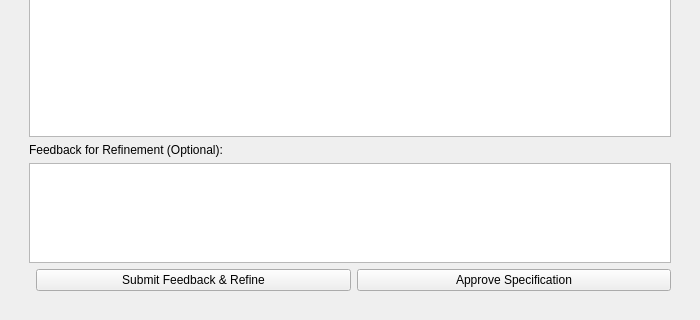
mariolewis/asdf_factory, file gui/ux_spec_page.ui: the form before one commit; both pictures show x 0 to 700 and y 180 to 500 of the 700 by 500 pixel window.
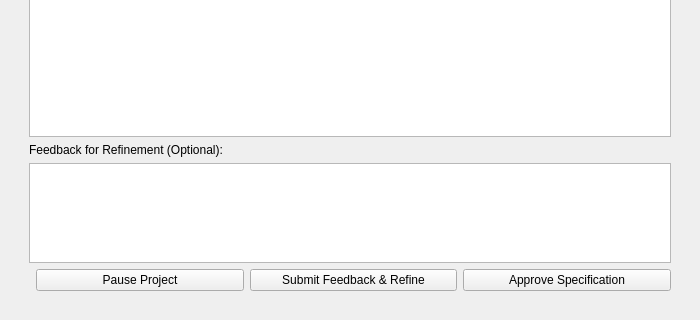
The form after the commit.

Commit message:
feat: Implement Retry/Pause workflow for spec pages
Adds a state-based 'Retry' button to the UX/UI and Technical Spec pages, which appears on AI task failure. A 'Pause Project' button becomes visible after a second consecutive failure, allowing the user to save state and resume later. Replaces brittle signal handling with a more robust state machine pattern in the page controllers.

Patch:
```diff
--- a/gui/ux_spec_page.ui
+++ b/gui/ux_spec_page.ui
@@ -93,6 +93,13 @@
            </property>
           </spacer>
          </item>
+            <item>
+            <widget class="QPushButton" name="pauseProjectButton">
+            <property name="text">
+                <string>Pause Project</string>
+            </property>
+            </widget>
+            </item>
          <item>
           <widget class="QPushButton" name="refineButton">
            <property name="text">
```
Lines whose indentation alone changed are shown as unchanged. The commit also changes 5 other files.
